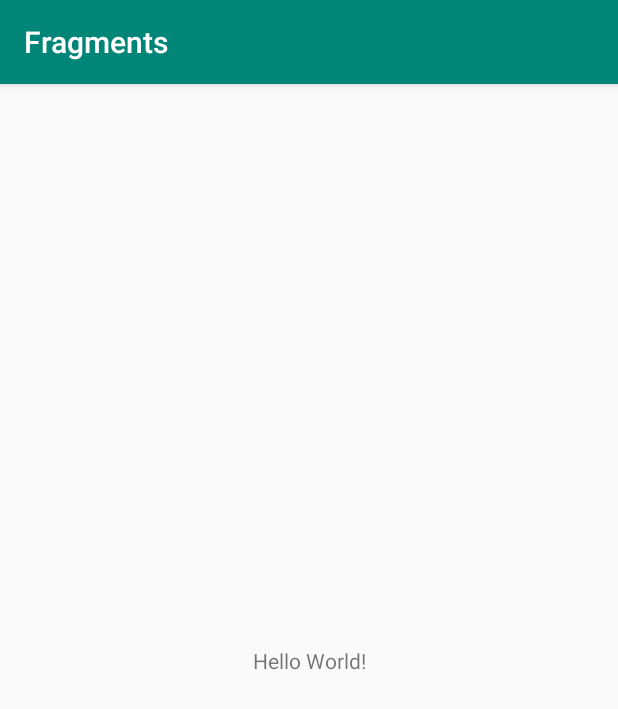
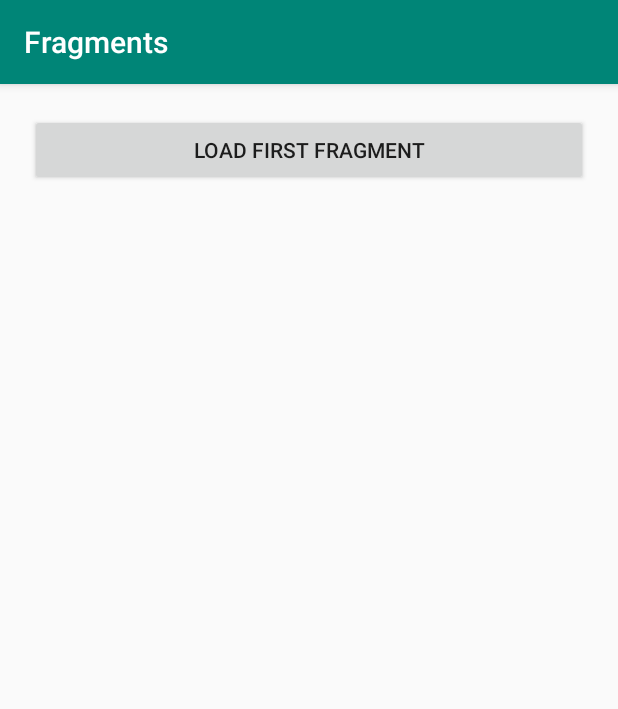
Before and after one commit to pawan779/Fragments, an Android app: the screen it shows after launch (MainActivity), on a phone screen of 412 x 824 dp. Shown: the top 709 px of the screen. Run offline under Robolectric (Android 15) with nearby library versions, the phone set to English and light mode, and no system bars.

```diff
--- a/app/build.gradle
+++ b/app/build.gradle
@@ -23,6 +23,7 @@ dependencies {
     implementation fileTree(dir: 'libs', include: ['*.jar'])
     implementation 'androidx.appcompat:appcompat:1.1.0'
     implementation 'androidx.constraintlayout:constraintlayout:1.1.3'
+    implementation 'androidx.legacy:legacy-support-v4:1.0.0'
     testImplementation 'junit:junit:4.12'
     androidTestImplementation 'androidx.test.ext:junit:1.1.1'
     androidTestImplementation 'androidx.test.espresso:espresso-core:3.2.0'
--- a/app/src/main/java/com/pawan/fragments/MainActivity.java
+++ b/app/src/main/java/com/pawan/fragments/MainActivity.java
@@ -1,14 +1,47 @@
 package com.pawan.fragments;
 
 import androidx.appcompat.app.AppCompatActivity;
+import androidx.fragment.app.FragmentManager;
+import androidx.fragment.app.FragmentTransaction;
 
 import android.os.Bundle;
+import android.view.View;
+import android.widget.Button;
 
-public class MainActivity extends AppCompatActivity {
+import com.fragments.FirstFragment;
+import com.fragments.SecondFragment;
 
+public class MainActivity extends AppCompatActivity implements View.OnClickListener {
+
+    private Button btnFragment;
+    private Boolean status=true;
     @Override
     protected void onCreate(Bundle savedInstanceState) {
         super.onCreate(savedInstanceState);
         setContentView(R.layout.activity_main);
+        btnFragment=findViewById(R.id.btnFragment);
+        btnFragment.setOnClickListener(this);
+    }
+
+    @Override
+    public void onClick(View v) {
+        FragmentManager fragmentManager=getSupportFragmentManager();
+        FragmentTransaction fragmentTransaction=fragmentManager.beginTransaction();
+
+        if (status){
+            FirstFragment firstFragment=new FirstFragment();
+            fragmentTransaction.replace(R.id.fragmentContainer,firstFragment);
+            fragmentTransaction.commit();
+            btnFragment.setText("Load second fragment");
+            status=false;
+        }
+        else
+        {
+            SecondFragment secondFragment=new SecondFragment();
+            fragmentTransaction.replace(R.id.fragmentContainer,secondFragment);
+            fragmentTransaction.commit();
+            btnFragment.setText("Load first fragment");
+            status=true;
+        }
     }
 }
--- a/app/src/main/res/layout/activity_main.xml
+++ b/app/src/main/res/layout/activity_main.xml
@@ -1,18 +1,22 @@
 <?xml version="1.0" encoding="utf-8"?>
-<androidx.constraintlayout.widget.ConstraintLayout xmlns:android="http://schemas.android.com/apk/res/android"
+<LinearLayout xmlns:android="http://schemas.android.com/apk/res/android"
     xmlns:app="http://schemas.android.com/apk/res-auto"
     xmlns:tools="http://schemas.android.com/tools"
+    android:orientation="vertical"
     android:layout_width="match_parent"
     android:layout_height="match_parent"
     tools:context=".MainActivity">
 
-    <TextView
-        android:layout_width="wrap_content"
-        android:layout_height="wrap_content"
-        android:text="Hello World!"
-        app:layout_constraintBottom_toBottomOf="parent"
-        app:layout_constraintLeft_toLeftOf="parent"
-        app:layout_constraintRight_toRightOf="parent"
-        app:layout_constraintTop_toTopOf="parent" />
+   <Button
+       android:id="@+id/btnFragment"
+       android:layout_width="match_parent"
+       android:layout_height="wrap_content"
+       android:text="Load first fragment"
+       android:layout_margin="20dp"/>
 
-</androidx.constraintlayout.widget.ConstraintLayout>
+    <LinearLayout
+        android:layout_width="match_parent"
+        android:layout_height="400dp"
+        android:orientation="vertical"
+        android:id="@+id/fragmentContainer"/>
+</LinearLayout>
--- a/app/src/main/res/values/strings.xml
+++ b/app/src/main/res/values/strings.xml
@@ -1,3 +1,6 @@
 <resources>
     <string name="app_name">Fragments</string>
+
+    <!-- TODO: Remove or change this placeholder text -->
+    <string name="hello_blank_fragment">Hello blank fragment</string>
 </resources>
```
Also changed, not shown: app/src/main/java/com/fragments/FirstFragment.java (added, +49 -0 lines), app/src/main/java/com/fragments/SecondFragment.java (added, +51 -0 lines), app/src/main/res/layout/fragment_first.xml (added, +33 -0 lines), app/src/main/res/layout/fragment_second.xml (added, +33 -0 lines).
